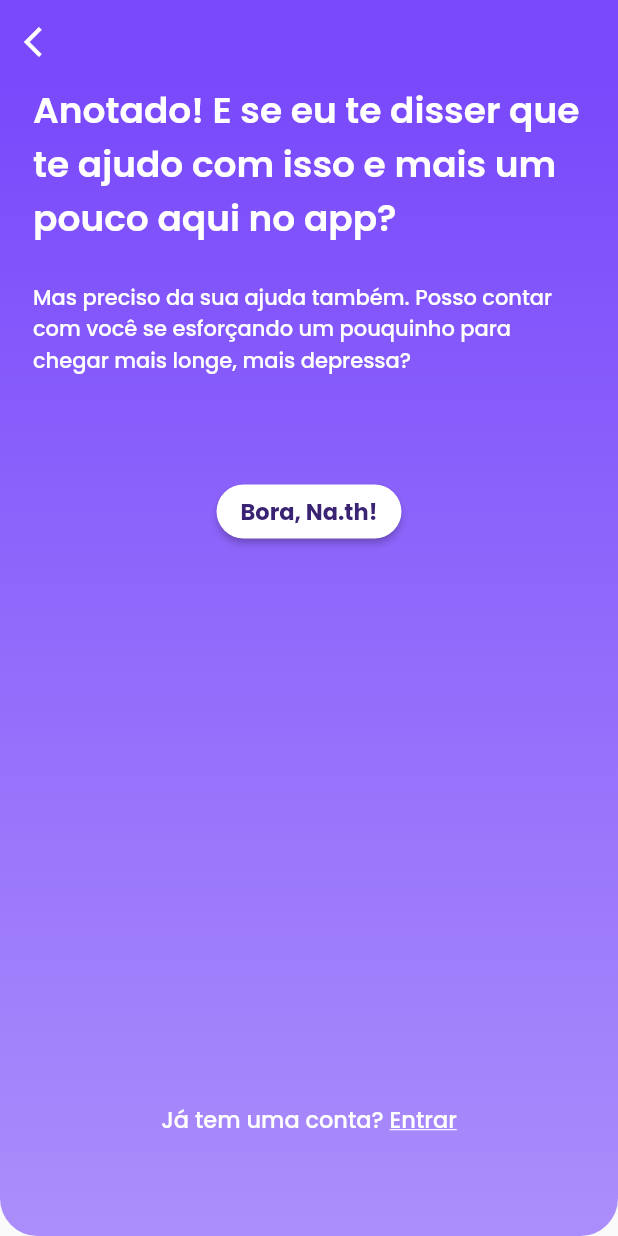
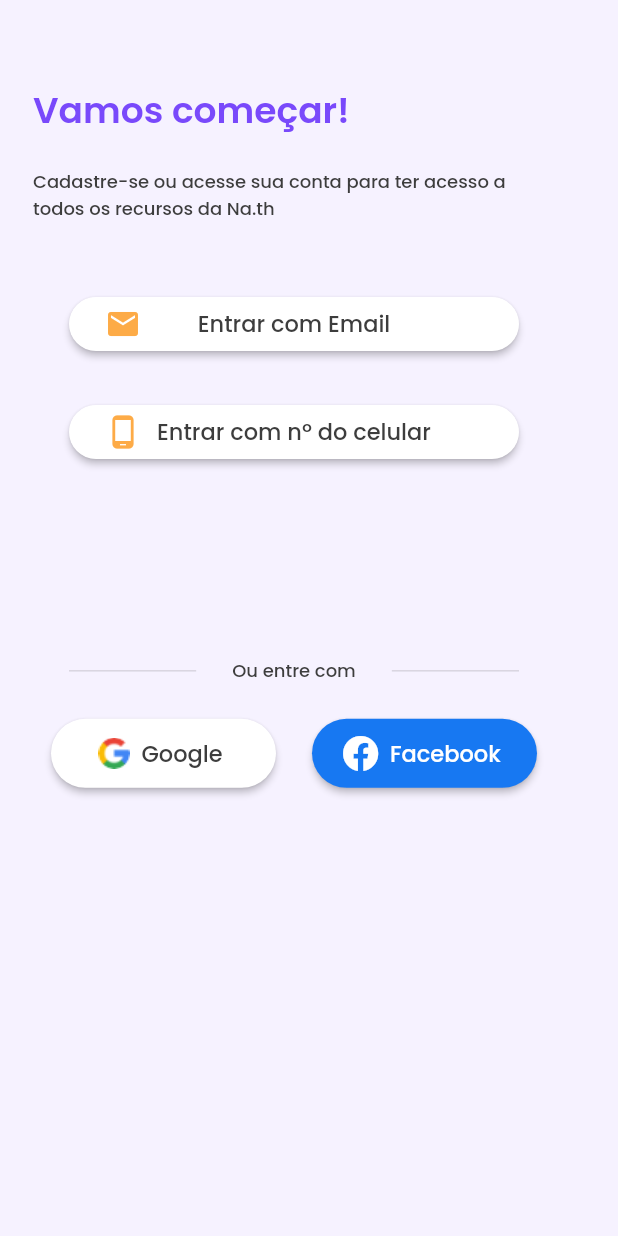
Before and after one commit to henriquetavolaro/mepoupea, a Flutter app: the screen it shows after launch, on a phone screen of 412 x 824 dp. Run offline on Flutter 3.47's test engine with Material 2 defaults, Android fonts, the phone set to English and light mode, and no system bars; our stand-ins replace dartz, dio, equatable, firebase_auth, firebase_core, flutter_bloc and 6 more; missing offline and left inert: flutter_facebook_auth; accounts and stored records are empty.

Commit message:
first login

```diff
--- a/lib/app_widget.dart
+++ b/lib/app_widget.dart
@@ -7,6 +7,7 @@ import 'package:mepoupeapp/di/injection_module.dart';
 import 'package:mepoupeapp/presenter/bloc/auth_events.dart';
 import 'package:mepoupeapp/presenter/bloc/authentication/authentication_bloc.dart';
 import 'package:mepoupeapp/presenter/pages/logged_page.dart';
+import 'package:mepoupeapp/presenter/pages/login/login_1.dart';
 import 'package:mepoupeapp/presenter/pages/my_home_page.dart';
 import 'package:mepoupeapp/presenter/pages/onboarding/onboarding_1.dart';
 import 'package:mepoupeapp/presenter/pages/onboarding/onboarding_2.dart';
@@ -45,7 +46,7 @@ class _AppWidgetState extends State<AppWidget> {
         theme: ThemeData(
           primarySwatch: Colors.blue,
         ),
-        initialRoute: '/onboarding_5',
+        initialRoute: '/login_1',
         routes: {
           '/onboarding_1': (context) => const OnboardingScreen1(),
           '/onboarding_2': (context) => const OnboardingScreen2(),
@@ -56,6 +57,11 @@ class _AppWidgetState extends State<AppWidget> {
           '/onboarding_3e_naosei': (context) => const Onboarding3ENaoSei(),
           '/onboarding_4_hojenao': (context) => const Onboarding4HojeNao(),
           '/onboarding_5': (context) => const Onboarding5(),
+
+          '/login_1': (context) => const Login1(),
+
+
+
           '/home_page': (context) => const MyHomePage(),
           '/logged': (context) => const Logged()
         });
--- /dev/null
+++ b/lib/presenter/components/custom_buttom_icon.dart
@@ -0,0 +1,58 @@
+import 'package:flutter/material.dart';
+import 'package:mepoupeapp/theme/app_colors.dart';
+import 'package:mepoupeapp/theme/text_style.dart';
+
+class CustomButtonIcon extends StatefulWidget {
+  final VoidCallback onClick;
+  final String text;
+  final Color color;
+  final Color textColor;
+  final Icon icon;
+
+  const CustomButtonIcon(
+      {Key? key,
+      required this.onClick,
+      required this.text,
+      required this.color,
+      required this.textColor,
+      required this.icon})
+      : super(key: key);
+
+  @override
+  _CustomButtonIconState createState() => _CustomButtonIconState();
+}
+
+class _CustomButtonIconState extends State<CustomButtonIcon> {
+  @override
+  Widget build(BuildContext context) {
+    return ElevatedButton(
+      child: Stack(
+          children: [
+            Padding(
+              padding: const EdgeInsets.only(left: 8.0),
+              child: widget.icon,
+            ),
+            Align(
+              alignment: Alignment.center,
+              child: Text(
+                widget.text,
+                maxLines: 1,
+              ),
+            ),
+          ],
+      ),
+      onPressed: widget.onClick,
+
+      style: ElevatedButton.styleFrom(
+        shape: RoundedRectangleBorder(
+          borderRadius: BorderRadius.circular(25),
+        ),
+        primary: widget.color,
+        onPrimary: widget.textColor,
+        textStyle: TextStyles.buttonTextWhiteMedium,
+
+      ),
+
+    );
+  }
+}
--- /dev/null
+++ b/lib/presenter/components/social_login_button.dart
@@ -0,0 +1,49 @@
+import 'package:flutter/material.dart';
+import 'package:mepoupeapp/theme/text_style.dart';
+
+class SocialLoginButton extends StatefulWidget {
+  final double paddingLeft;
+  final double paddingRight;
+  final Widget icon;
+  final String text;
+  final Color color;
+  final Color textColor;
+
+  const SocialLoginButton(
+      {Key? key, required this.paddingLeft, required this.paddingRight, required this.icon, required this.text,
+        required this.color,
+        required this.textColor})
+      : super(key: key);
+
+  @override
+  _SocialLoginButtonState createState() => _SocialLoginButtonState();
+}
+
+class _SocialLoginButtonState extends State<SocialLoginButton> {
+  @override
+  Widget build(BuildContext context) {
+    return Expanded(
+      child: Padding(
+        padding: EdgeInsets.only(
+            left: widget.paddingLeft, right: widget.paddingRight),
+        child: SizedBox(
+          height: 46,
+          child: ElevatedButton.icon(
+            onPressed: () {},
+            icon: widget.icon,
+            label: Text(
+                widget.text,
+            maxLines: 1,),
+            style: ElevatedButton.styleFrom(
+              shape: RoundedRectangleBorder(
+                borderRadius: BorderRadius.circular(25),
+              ),
+              primary: widget.color,
+              onPrimary: widget.textColor,
+              textStyle: TextStyles.buttonTextWhiteMedium,),
+          ),
+        ),
+      ),
+    );
+  }
+}
--- /dev/null
+++ b/lib/presenter/pages/login/login_1.dart
@@ -0,0 +1,117 @@
+import 'package:flutter/material.dart';
+import 'package:flutter/services.dart';
+import 'package:flutter/widgets.dart';
+import 'package:font_awesome_flutter/font_awesome_flutter.dart';
+import 'package:mepoupeapp/presenter/components/custom_buttom_icon.dart';
+import 'package:mepoupeapp/presenter/components/social_login_button.dart';
+import 'package:mepoupeapp/theme/app_colors.dart';
+import 'package:mepoupeapp/theme/text_style.dart';
+
+class Login1 extends StatelessWidget {
+  const Login1({Key? key}) : super(key: key);
+
+  @override
+  Widget build(BuildContext context) {
+    SystemChrome.setSystemUIOverlayStyle(
+        const SystemUiOverlayStyle(statusBarColor: AppColors.loginBackground));
+    return Scaffold(
+      backgroundColor: AppColors.loginBackground,
+      appBar: AppBar(
+          backgroundColor: AppColors.loginBackground,
+          elevation: 0,
+          automaticallyImplyLeading: false),
+      body: Container(
+        height: MediaQuery.of(context).size.height,
+        width: MediaQuery.of(context).size.width,
+        child: Padding(
+          padding: const EdgeInsets.only(left: 22, right: 42),
+          child: Column(
+            crossAxisAlignment: CrossAxisAlignment.start,
+            children: [
+              Text(
+                'Vamos começar!',
+                style: TextStyles.headerTextBlue,
+                textAlign: TextAlign.end,
+              ),
+              Padding(
+                padding: const EdgeInsets.symmetric(vertical: 20.0),
+                child: Text(
+                  'Cadastre-se ou acesse sua conta para ter acesso a todos os recursos da Na.th',
+                  style: TextStyles.loginParagraphSmall,
+                ),
+              ),
+              SizedBox(
+                height: MediaQuery.of(context).size.height * 0.30,
+                child: Padding(
+                  padding: const EdgeInsets.all(24.0),
+                  child: Column(
+                    children: [
+                      SizedBox(
+                        width: MediaQuery.of(context).size.width,
+                        child: CustomButtonIcon(
+                            onClick: () {},
+                            text: 'Entrar com Email',
+                            color: AppColors.white,
+                            textColor: AppColors.textLightBlack,
+                            icon: const Icon(Icons.local_post_office,
+                                color: AppColors.orange)),
+                      ),
+                      Container(
+                        width: MediaQuery.of(context).size.width,
+                        padding: const EdgeInsets.only(top: 24),
+                        child: CustomButtonIcon(
+                            onClick: () {},
+                            text: 'Entrar com nº do celular',
+                            color: AppColors.white,
+                            textColor: AppColors.textLightBlack,
+                            icon: const Icon(Icons.phone_android,
+                                color: AppColors.orange)),
+                      )
+                    ],
+                  ),
+                ),
+              ),
+              Row(children: [
+                const Expanded(
+                    child: Padding(
+                  padding: EdgeInsets.all(24.0),
+                  child: Divider(
+                    thickness: 1,
+                  ),
+                )),
+                Text("Ou entre com", style: TextStyles.loginParagraphSmall),
+                const Expanded(
+                    child: Padding(
+                  padding: EdgeInsets.all(24.0),
+                  child: Divider(
+                    thickness: 1,
+                  ),
+                )),
+              ]),
+              Row(
+                children: [
+                  SocialLoginButton(
+                      paddingLeft: 12,
+                      paddingRight: 12,
+                      icon: Image.asset('assets/google_logo.png'),
+                      text: 'Google',
+                      color: AppColors.white,
+                      textColor: AppColors.textLightBlack
+                  ),
+                  const SocialLoginButton(
+                      paddingLeft: 12,
+                      paddingRight: 12,
+                      icon: Icon(FontAwesomeIcons.facebook),
+                      text: 'Facebook',
+                      color: AppColors.facebookBlue,
+                      textColor: AppColors.white
+                  )
+                ],
+              )
+            ],
+          ),
+        ),
+      ),
+    );
+  }
+}
--- a/lib/presenter/pages/onboarding/onboarding_1.dart
+++ b/lib/presenter/pages/onboarding/onboarding_1.dart
@@ -64,9 +64,12 @@ class OnboardingScreen1 extends StatelessWidget {
                   textColor: AppColors.white,
                   ),
             ),
-            Text(
-                'Já tenho cadastro',
-                style: TextStyles.textBlue,)
+            InkWell(
+              onTap: () async => await Navigator.pushNamed(context, '/login_1'),
+              child: Text(
+                  'Já tenho cadastro',
+                  style: TextStyles.textBlue,),
+            )
           ],
         ),
       ),
--- a/lib/presenter/pages/onboarding/onboarding_2.dart
+++ b/lib/presenter/pages/onboarding/onboarding_2.dart
@@ -29,6 +29,7 @@ class _OnboardingScreen2State extends State<OnboardingScreen2> {
       appBar: AppBar(
         backgroundColor: AppColors.primaryBlue,
         elevation: 0,
+        automaticallyImplyLeading: false
       ),
       body: SingleChildScrollView(
         child: Column(
@@ -44,7 +45,6 @@ class _OnboardingScreen2State extends State<OnboardingScreen2> {
                   bottom: -46,
                   child: Image.asset('assets/vector1.png')),
                 Container(
-                  // height: MediaQuery.of(context).size.height * 0.42,
                   width: MediaQuery.of(context).size.width,
                   decoration: const BoxDecoration(
                       borderRadius: BorderRadius.vertical(
@@ -107,9 +107,12 @@ class _OnboardingScreen2State extends State<OnboardingScreen2> {
               ),
               Padding(
                 padding: const EdgeInsets.only(top: 18.0),
+                child: InkWell(
+                  onTap: () async => await Navigator.pushNamed(context, '/onboarding_3e_naosei'),
                   child: Text(
                       'Não sei o que eu quero',
                     style: TextStyles.textUnderlinedDarkBlue,
+                  ),
                 ),
               )
           ],
@@ -120,6 +123,8 @@ class _OnboardingScreen2State extends State<OnboardingScreen2> {
         width: MediaQuery.of(context).size.width,
         child: Padding(
           padding: const EdgeInsets.only(bottom: 60.0, top: 16),
+          child: InkWell(
+            onTap: () async => await Navigator.pushNamed(context, '/login_1'),
             child: RichText(
               text: TextSpan(
                 text: 'Já tem uma conta? ',
@@ -131,6 +136,7 @@ class _OnboardingScreen2State extends State<OnboardingScreen2> {
                 ],
               ),
                 textAlign: TextAlign.center
+            ),
           )
         ),
       ),
--- a/lib/presenter/pages/onboarding/onboarding_3a.dart
+++ b/lib/presenter/pages/onboarding/onboarding_3a.dart
@@ -15,6 +15,7 @@ class Onboarding3A extends StatelessWidget {
       appBar: AppBar(
         backgroundColor: AppColors.primaryBlue,
         elevation: 0,
+          automaticallyImplyLeading: false
       ),
       body: Container(
         height: MediaQuery.of(context).size.height,
@@ -56,18 +57,19 @@ class Onboarding3A extends StatelessWidget {
               child: SizedBox(
                 width: MediaQuery.of(context).size.width,
                 child: CustomButton(
-                  onClick: (){
-
-                  },
+                  onClick: () async => await Navigator.pushNamed(context, '/login_1'),
                   text: 'Claro, Na.th!',
                   color: AppColors.white,
                   textColor: AppColors.darkBlue,
                 ),
               ),
             ),
-            Text(
-                'Hoje não, Na.th',
-              style: TextStyles.textUnderlineWhite,
+            InkWell(
+              onTap: () async => await Navigator.pushNamed(context, '/onboarding_4_hojenao'),
+              child: Text(
+                  'Hoje não, Na.th',
+                style: TextStyles.textUnderlineWhite,
+              ),
             )
           ],
         ),
--- a/lib/presenter/pages/onboarding/onboarding_3b.dart
+++ b/lib/presenter/pages/onboarding/onboarding_3b.dart
@@ -15,6 +15,7 @@ class Onboarding3B extends StatelessWidget {
       appBar: AppBar(
         backgroundColor: AppColors.primaryBlue,
         elevation: 0,
+          automaticallyImplyLeading: false
       ),
       body: Container(
         height: MediaQuery
@@ -65,18 +66,19 @@ class Onboarding3B extends StatelessWidget {
                     .size
                     .width,
                 child: CustomButton(
-                  onClick: () {
-
-                  },
+                  onClick: () async => await Navigator.pushNamed(context, '/login_1'),
                   text: 'Claro, Na.th!',
                   color: AppColors.white,
                   textColor: AppColors.darkBlue,
                 ),
               ),
             ),
-            Text(
-              'Hoje não, Na.th',
-              style: TextStyles.textUnderlineWhite,
+            InkWell(
+              onTap: () async => await Navigator.pushNamed(context, '/onboarding_4_hojenao'),
+              child: Text(
+                'Hoje não, Na.th',
+                style: TextStyles.textUnderlineWhite,
+              ),
             )
           ],
         ),
--- a/lib/presenter/pages/onboarding/onboarding_3c.dart
+++ b/lib/presenter/pages/onboarding/onboarding_3c.dart
@@ -15,6 +15,7 @@ class Onboarding3C extends StatelessWidget {
       appBar: AppBar(
         backgroundColor: AppColors.primaryBlue,
         elevation: 0,
+          automaticallyImplyLeading: false
       ),
       body: Container(
         height: MediaQuery
@@ -65,18 +66,19 @@ class Onboarding3C extends StatelessWidget {
                     .size
                     .width,
                 child: CustomButton(
-                  onClick: () {
-
-                  },
+                  onClick: () async => await Navigator.pushNamed(context, '/login_1'),
                   text: 'Claro, Na.th!',
                   color: AppColors.white,
                   textColor: AppColors.darkBlue,
                 ),
               ),
             ),
-            Text(
-              'Hoje não, Na.th',
-              style: TextStyles.textUnderlineWhite,
+            InkWell(
+              onTap: () async => await Navigator.pushNamed(context, '/onboarding_4_hojenao'),
+              child: Text(
+                'Hoje não, Na.th',
+                style: TextStyles.textUnderlineWhite,
+              ),
             )
           ],
         ),
--- a/lib/presenter/pages/onboarding/onboarding_3d.dart
+++ b/lib/presenter/pages/onboarding/onboarding_3d.dart
@@ -15,6 +15,7 @@ class Onboarding3D extends StatelessWidget {
       appBar: AppBar(
         backgroundColor: AppColors.primaryBlue,
         elevation: 0,
+          automaticallyImplyLeading: false
       ),
       body: Container(
         height: MediaQuery
@@ -60,23 +61,21 @@ class Onboarding3D extends StatelessWidget {
             Padding(
               padding: const EdgeInsets.only(left: 78, right: 78, bottom: 30),
               child: SizedBox(
-                width: MediaQuery
-                    .of(context)
-                    .size
-                    .width,
+                width: MediaQuery.of(context).size.width,
                 child: CustomButton(
-                  onClick: () {
-
-                  },
+                  onClick: () async => await Navigator.pushNamed(context, '/login_1'),
                   text: 'Claro, Na.th!',
                   color: AppColors.white,
                   textColor: AppColors.darkBlue,
                 ),
               ),
             ),
-            Text(
-              'Hoje não, Na.th',
-              style: TextStyles.textUnderlineWhite,
+            InkWell(
+              onTap: () async => await Navigator.pushNamed(context, '/onboarding_4_hojenao'),
+              child: Text(
+                'Hoje não, Na.th',
+                style: TextStyles.textUnderlineWhite,
+              ),
             )
           ],
         ),
--- a/lib/presenter/pages/onboarding/onboarding_3e_nao_sei.dart
+++ b/lib/presenter/pages/onboarding/onboarding_3e_nao_sei.dart
@@ -26,7 +26,7 @@ class _Onboarding3ENaoSeiState extends State<Onboarding3ENaoSei> {
         leading: IconButton(
           icon: const Icon(Icons.arrow_back_ios),
           onPressed: () {
-
+            Navigator.of(context).pop();
           },
         ),
       ),
@@ -90,6 +90,8 @@ class _Onboarding3ENaoSeiState extends State<Onboarding3ENaoSei> {
                 alignment: Alignment.bottomCenter,
                 child: Padding(
                     padding: const EdgeInsets.only(bottom: 66.0, top: 16),
+                    child: InkWell(
+                      onTap: () async => await Navigator.pushNamed(context, '/login_1'),
                       child: RichText(
                           text: TextSpan(
                             text: 'Já tem uma conta? ',
@@ -101,6 +103,7 @@ class _Onboarding3ENaoSeiState extends State<Onboarding3ENaoSei> {
                             ],
                           ),
                           textAlign: TextAlign.center
+                      ),
                     )
                 ),
               ),
--- a/lib/presenter/pages/onboarding/onboarding_4hoje_nao.dart
+++ b/lib/presenter/pages/onboarding/onboarding_4hoje_nao.dart
@@ -27,7 +27,7 @@ class _Onboarding4HojeNaoState extends State<Onboarding4HojeNao> {
         leading: IconButton(
           icon: const Icon(Icons.arrow_back_ios),
           onPressed: () {
-
+            Navigator.of(context).pop();
           },
         ),
       ),
@@ -44,7 +44,7 @@ class _Onboarding4HojeNaoState extends State<Onboarding4HojeNao> {
         child: Column(
           children: [
             Padding(
-              padding: const EdgeInsets.only(bottom: 42, left: 22, right: 42),
+              padding: const EdgeInsets.only(bottom: 42, left: 22, right: 22),
               child: Column(
                 children: [
                   Text(
@@ -111,6 +111,8 @@ class _Onboarding4HojeNaoState extends State<Onboarding4HojeNao> {
                 alignment: Alignment.bottomCenter,
                 child: Padding(
                     padding: const EdgeInsets.only(bottom: 66.0, top: 16),
+                    child: InkWell(
+                      onTap: () async => await Navigator.pushNamed(context, '/login_1'),
                       child: RichText(
                           text: TextSpan(
                             text: 'Já tem uma conta? ',
@@ -122,6 +124,7 @@ class _Onboarding4HojeNaoState extends State<Onboarding4HojeNao> {
                             ],
                           ),
                           textAlign: TextAlign.center
+                      ),
                     )
                 ),
               ),
--- a/lib/presenter/pages/onboarding/onboarding_5.dart
+++ b/lib/presenter/pages/onboarding/onboarding_5.dart
@@ -17,12 +17,8 @@ class _Onboarding5 extends State<Onboarding5> {
       appBar: AppBar(
         backgroundColor: AppColors.primaryBlue,
         elevation: 0,
-        leading: IconButton(
-          icon: const Icon(Icons.arrow_back_ios),
-          onPressed: () {
+          automaticallyImplyLeading: false,
 
-          },
-        ),
       ),
       body: Container(
         height: MediaQuery.of(context).size.height,
@@ -59,11 +55,17 @@ class _Onboarding5 extends State<Onboarding5> {
             const SizedBox(
               height: 24,
             ),
-           CustomButton(
-                        onClick: () {},
+           Padding(
+             padding: const EdgeInsets.symmetric(horizontal: 78.0),
+             child: SizedBox(
+                 width: MediaQuery.of(context).size.width,
+               child: CustomButton(
+                            onClick: () async => await Navigator.pushNamed(context, '/login_1'),
                             text: 'Bora, Na.th!',
                             color: AppColors.white,
                             textColor: AppColors.darkBlue,
+                          ),
+             ),
            ),
 
             Expanded(
@@ -71,6 +73,8 @@ class _Onboarding5 extends State<Onboarding5> {
                 alignment: Alignment.bottomCenter,
                 child: Padding(
                     padding: const EdgeInsets.only(bottom: 66.0, top: 16),
+                    child: InkWell(
+                      onTap: () async => await Navigator.pushNamed(context, '/login_1'),
                       child: RichText(
                           text: TextSpan(
                             text: 'Já tem uma conta? ',
@@ -82,6 +86,7 @@ class _Onboarding5 extends State<Onboarding5> {
                             ],
                           ),
                           textAlign: TextAlign.center
+                      ),
                     )
                 ),
               ),
--- a/lib/theme/app_colors.dart
+++ b/lib/theme/app_colors.dart
@@ -7,6 +7,9 @@ class AppColors {
   static const white = Color(0xFFFFFFFF);
   static const orange = Color(0xFFFDAB47);
   static const darkBlue = Color(0xFF3A2372);
+  static const loginBackground = Color(0xFFF6F2FF);
+  static const textLightBlack = Color(0xFF3D3D3D);
+  static const facebookBlue = Color(0xFF1778F2);
 
 
 }
--- a/lib/theme/text_style.dart
+++ b/lib/theme/text_style.dart
@@ -59,5 +59,15 @@ class TextStyles {
       color: AppColors.white,
       decoration: TextDecoration.underline
   );
+  static final headerTextBlue = GoogleFonts.poppins(
+      fontSize: 24,
+      fontWeight: FontWeight.w600,
+      color: AppColors.primaryBlue
+  );
+  static final loginParagraphSmall = GoogleFonts.poppins(
+    fontSize: 12,
+    fontWeight: FontWeight.w500,
+    color: AppColors.textLightBlack
+  );
 
 }
```
Also changed, not shown: assets/google_logo.png (added). Lines whose indentation alone changed are shown as unchanged.
